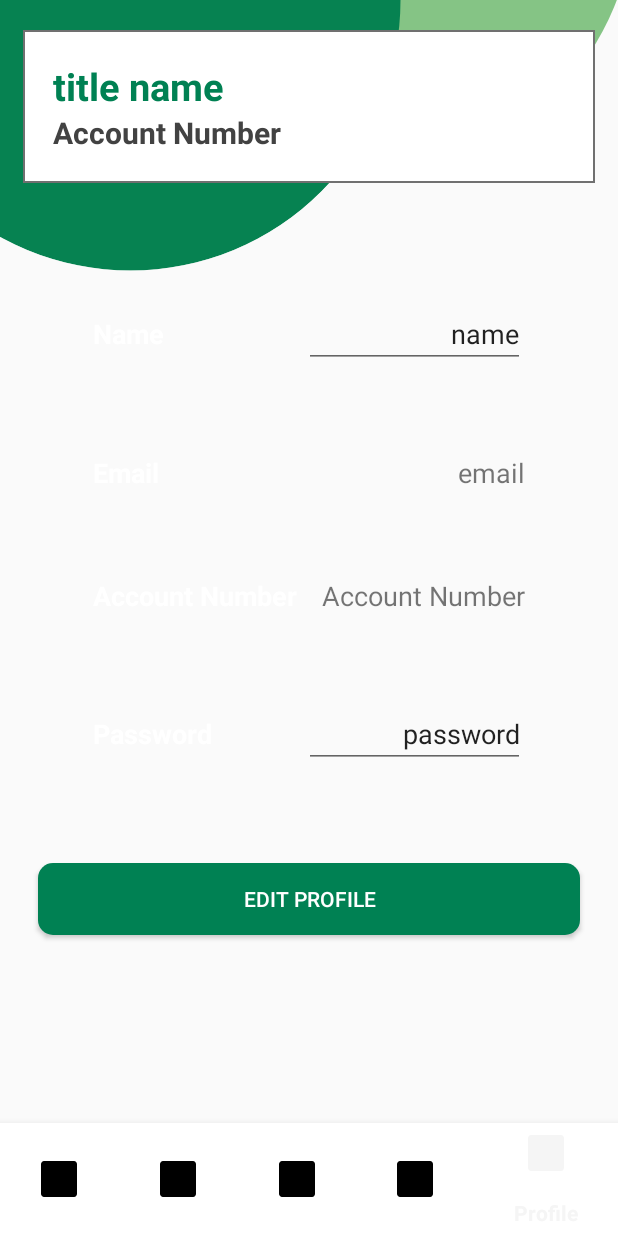
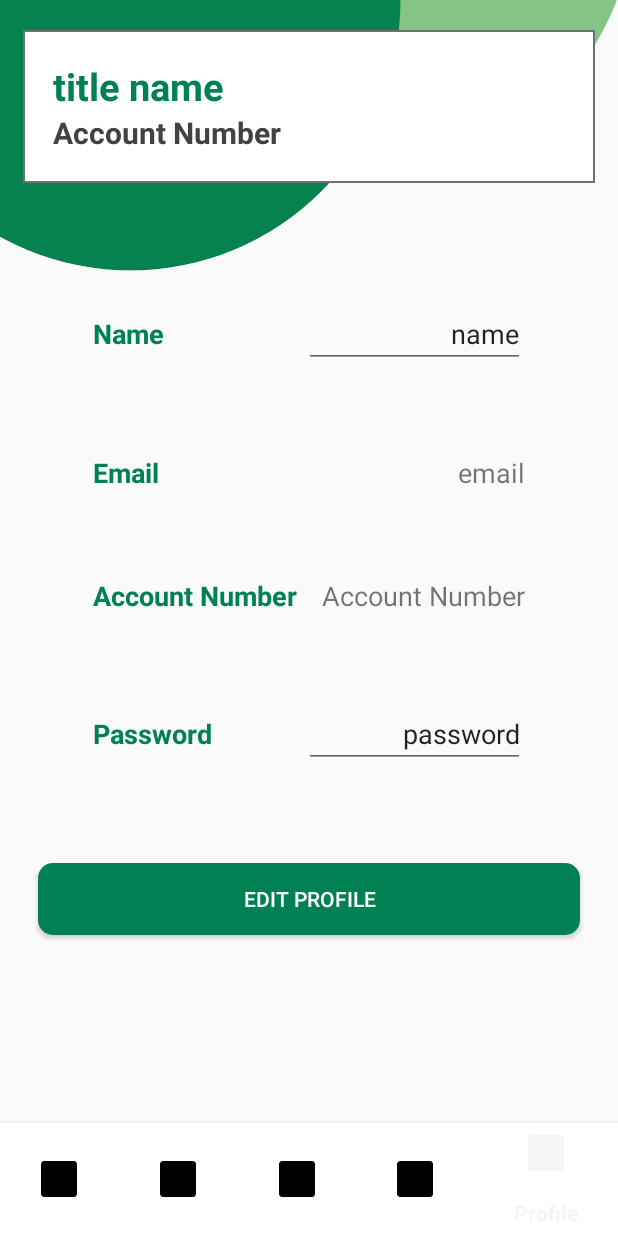
Before and after one commit to ravneet98/MyLiberty, an Android app: the screen it shows after launch once a user with an empty profile is signed in (MainActivity), item 5 of the bottom bar chosen, on a phone screen of 412 x 824 dp. Run offline under Robolectric (Android 15) with nearby library versions, the phone set to English and light mode, and no system bars; our stand-ins replace Firebase (no records; nobody signed in at launch, a user with empty details on screens opened directly); libraries missing offline, so code that uses them is left out: me.bastanfar.semicirclearcprogressbar; 14 statements that could not run were skipped.

Commit message:
profile page Ui update

```diff
--- a/app/src/main/res/layout/fragment_profile.xml
+++ b/app/src/main/res/layout/fragment_profile.xml
@@ -91,7 +91,7 @@
                 android:text="Name"
                 android:textStyle="bold"
                 android:textSize="18sp"
-                android:textColor="@color/white"/>
+                android:textColor="@color/green"/>
 
             <EditText
                 android:layout_width="wrap_content"
@@ -125,7 +125,7 @@
                 android:text="Email"
                 android:textStyle="bold"
                 android:textSize="18sp"
-                android:textColor="@color/white"/>
+                android:textColor="@color/green"/>
 
             <TextView
                 android:layout_width="wrap_content"
@@ -160,7 +160,7 @@
                 android:text="Account Number"
                 android:textStyle="bold"
                 android:textSize="18sp"
-                android:textColor="@color/white"/>
+                android:textColor="@color/green"/>
 
             <TextView
                 android:layout_width="wrap_content"
@@ -194,7 +194,7 @@
                 android:text="Password"
                 android:textStyle="bold"
                 android:textSize="18sp"
-                android:textColor="@color/white"/>
+                android:textColor="@color/green"/>
 
             <EditText
                 android:layout_width="wrap_content"
```
